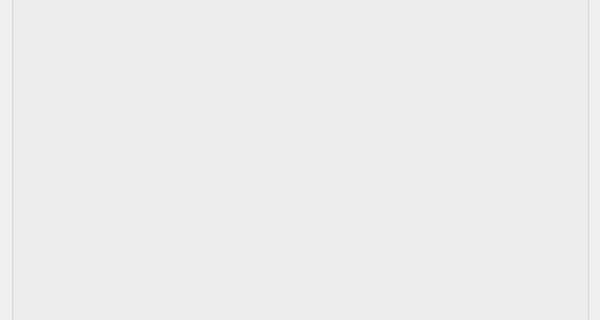
AlejandroGorgues/AstroCabTools, file astrocabtools/cube_ans/src/ui/wavelengthRangeSelection.ui: the form before one commit; both pictures show x 0 to 600 and y 151 to 471 of the 600 by 600 pixel window.
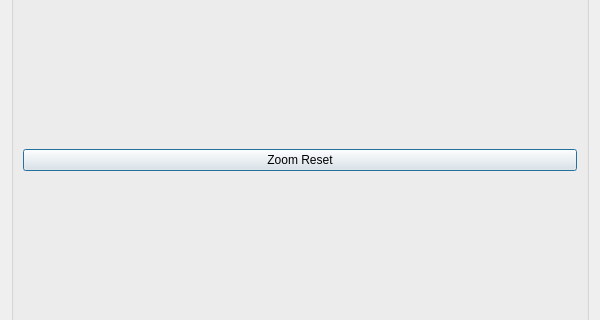
The form after the commit.

Patch:
```diff
--- a/astrocabtools/cube_ans/src/ui/wavelengthRangeSelection.ui
+++ b/astrocabtools/cube_ans/src/ui/wavelengthRangeSelection.ui
@@ -34,6 +34,13 @@
         <item>
          <layout class="QVBoxLayout" name="waveSelect_vbox"/>
         </item>
+        <item>
+         <widget class="QPushButton" name="zoomResetButton">
+          <property name="text">
+           <string>Zoom Reset</string>
+          </property>
+         </widget>
+        </item>
        </layout>
       </widget>
      </item>
```
